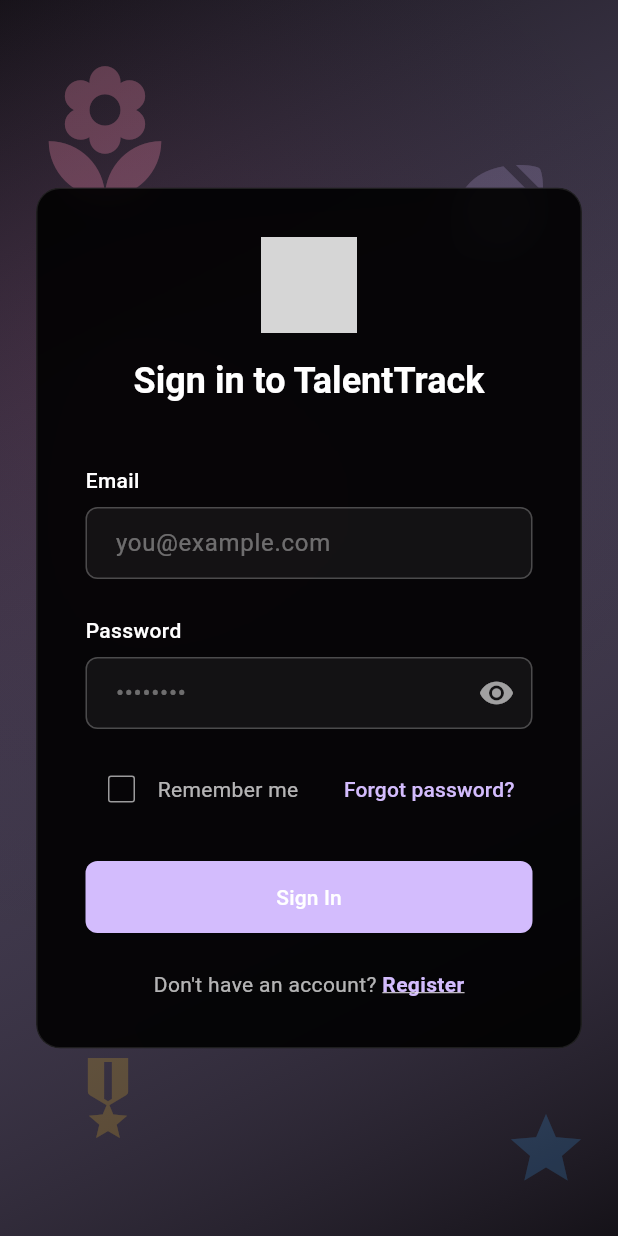
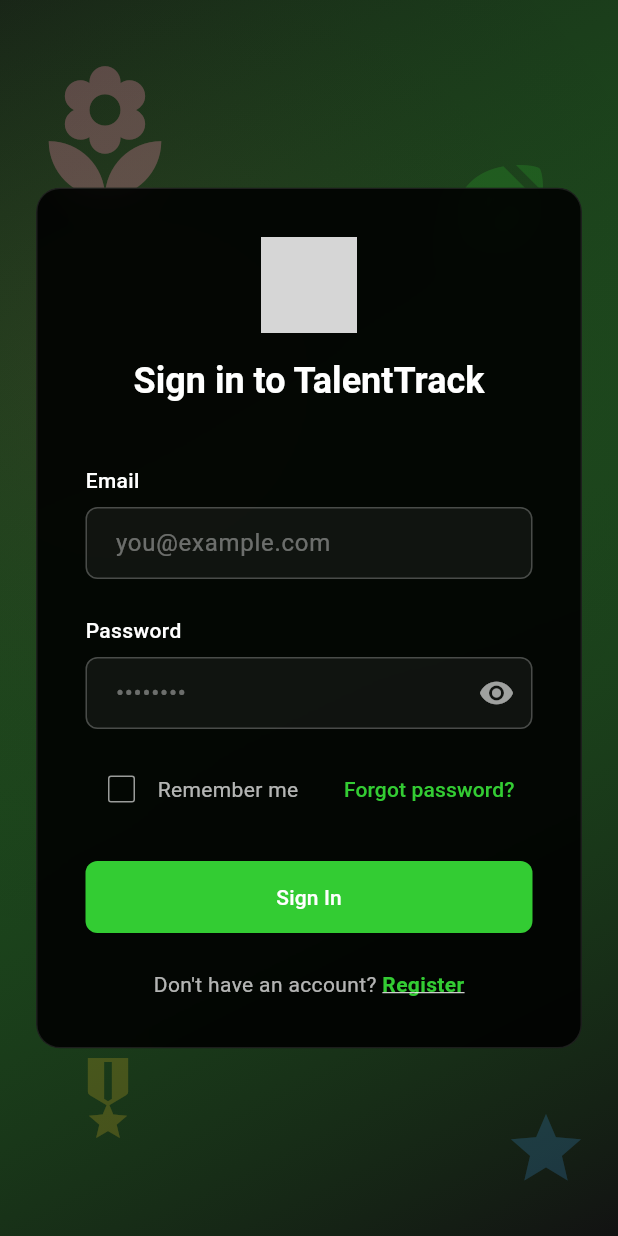
Before and after one commit to SolomonMuturi/Talantatrack, a Flutter app: the screen it shows after launch, on a phone screen of 412 x 824 dp. Run offline on Flutter 3.47's test engine with Material 3 defaults, Android fonts, the light colour scheme and no system bars; our stand-ins replace fl_chart; grey boxes are pictures that could not be loaded.

Commit message:
Update main.dart

```diff
--- a/lib/main.dart
+++ b/lib/main.dart
@@ -2,6 +2,9 @@
 import 'login_page.dart';
 import 'home_page.dart';
 import 'register_page.dart';
+
+// Global notifier for theme management
+final ValueNotifier<ThemeMode> themeNotifier = ValueNotifier(ThemeMode.dark);
 
 void main() {
   runApp(const MyApp());
@@ -12,23 +15,98 @@
 
   @override
   Widget build(BuildContext context) {
+    const Color primaryGreen = Color(0xFF33CC33);
+
+    return ValueListenableBuilder<ThemeMode>(
+      valueListenable: themeNotifier,
+      builder: (_, ThemeMode currentMode, __) {
         return MaterialApp(
           title: 'TalentTrack',
           debugShowCheckedModeBanner: false,
+          themeMode: currentMode,
+          // Light Theme Configuration
           theme: ThemeData(
+            brightness: Brightness.light,
+            primaryColor: primaryGreen,
+            colorScheme: ColorScheme.fromSeed(
+              seedColor: primaryGreen,
+              brightness: Brightness.light,
+              primary: primaryGreen,
+            ),
+            useMaterial3: true,
+            appBarTheme: const AppBarTheme(
+              centerTitle: false,
+              titleTextStyle: TextStyle(
+                color: Colors.black,
+                fontSize: 20,
+                fontWeight: FontWeight.bold,
+              ),
+            ),
+            elevatedButtonTheme: ElevatedButtonThemeData(
+              style: ElevatedButton.styleFrom(
+                backgroundColor: primaryGreen,
+                foregroundColor: Colors.white,
+                minimumSize: const Size(double.infinity, 48),
+                shape: RoundedRectangleBorder(
+                  borderRadius: BorderRadius.circular(8),
+                ),
+              ),
+            ),
+          ),
+          // Dark Theme Configuration
+          darkTheme: ThemeData(
             brightness: Brightness.dark,
-        colorScheme: ColorScheme.fromSeed(
-          seedColor: Colors.deepPurple,
-          brightness: Brightness.dark,
-          surface: const Color(0xFF0D0D0D),
+            scaffoldBackgroundColor: const Color(0xFF141414),
+            colorScheme: const ColorScheme.dark(
+              primary: primaryGreen,
+              onPrimary: Colors.white,
+              secondary: primaryGreen,
+              surface: Color(0xFF1F1F1F),
+              onSurface: Color(0xFFFAFAFA),
+              outline: Color(0xFF262626),
             ),
-        scaffoldBackgroundColor: Colors.black,
             cardTheme: CardThemeData(
-          color: const Color(0xFF1A1A1A),
+              color: const Color(0xFF1F1F1F),
               elevation: 0,
               shape: RoundedRectangleBorder(
                 borderRadius: BorderRadius.circular(12),
-            side: const BorderSide(color: Colors.white10),
+                side: const BorderSide(color: Color(0xFF262626)),
+              ),
+            ),
+            appBarTheme: const AppBarTheme(
+              backgroundColor: Color(0xFF141414),
+              elevation: 0,
+              centerTitle: false,
+              titleTextStyle: TextStyle(
+                color: Colors.white,
+                fontSize: 20,
+                fontWeight: FontWeight.bold,
+              ),
+            ),
+            inputDecorationTheme: InputDecorationTheme(
+              filled: true,
+              fillColor: const Color(0xFF0D0D0D),
+              border: OutlineInputBorder(
+                borderRadius: BorderRadius.circular(8),
+                borderSide: const BorderSide(color: Color(0xFF262626)),
+              ),
+              enabledBorder: OutlineInputBorder(
+                borderRadius: BorderRadius.circular(8),
+                borderSide: const BorderSide(color: Color(0xFF262626)),
+              ),
+              focusedBorder: OutlineInputBorder(
+                borderRadius: BorderRadius.circular(8),
+                borderSide: const BorderSide(color: primaryGreen, width: 2),
+              ),
+            ),
+            elevatedButtonTheme: ElevatedButtonThemeData(
+              style: ElevatedButton.styleFrom(
+                backgroundColor: primaryGreen,
+                foregroundColor: Colors.white,
+                minimumSize: const Size(double.infinity, 48),
+                shape: RoundedRectangleBorder(
+                  borderRadius: BorderRadius.circular(8),
+                ),
               ),
             ),
             useMaterial3: true,
@@ -39,5 +117,7 @@
             '/register': (context) => const RegisterPage(),
           },
         );
+      },
+    );
   }
 }
```
Lines whose indentation alone changed are shown as unchanged.
